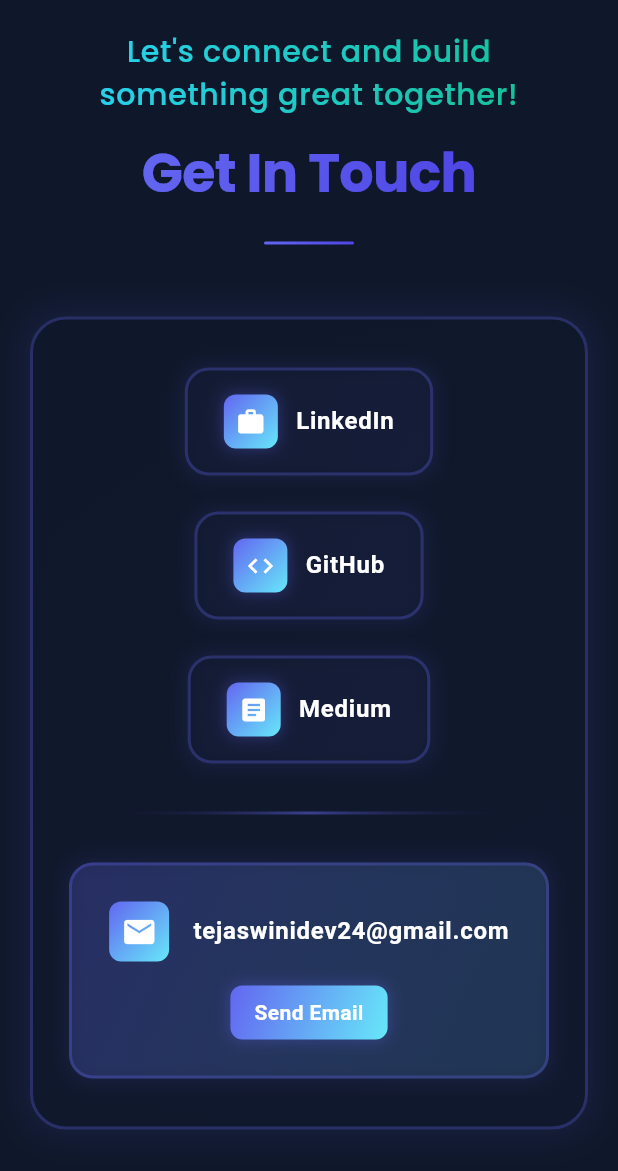
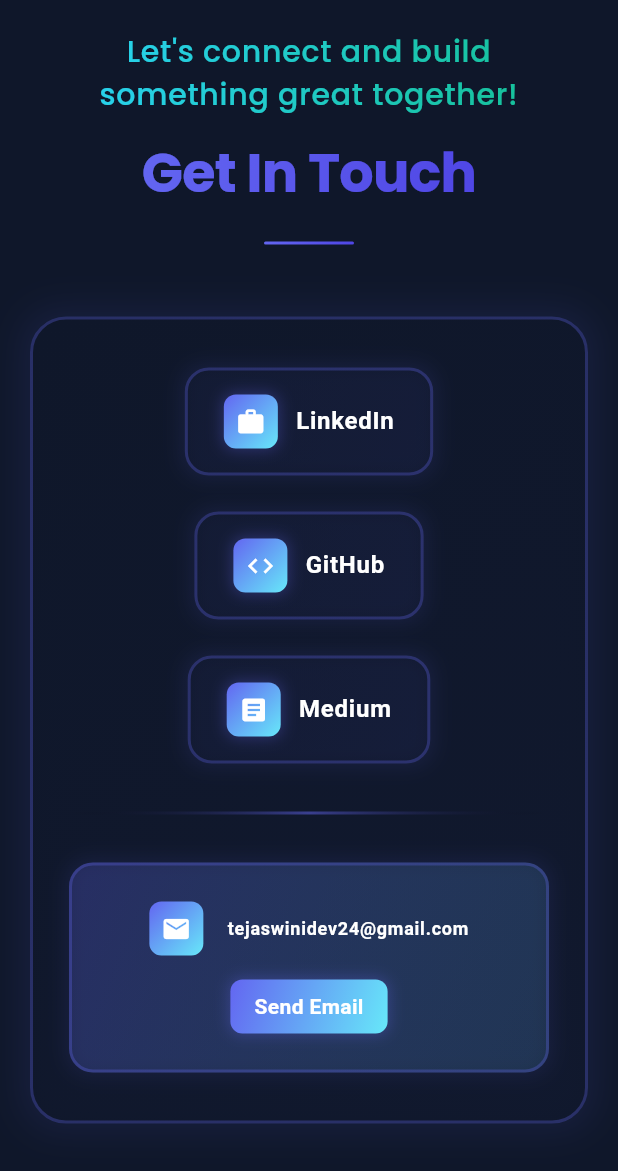
Before and after one commit to tejaswini-dev-techie/tejaswini_dev_techie_folio, a Flutter app: the ContactSection widget shown alone on an empty page, opened directly, after a tap on "Send Email", on a phone screen of 412 x 824 dp. Shown: the top 1171 px of the screen. Run offline on Flutter 3.47's test engine with Material 3 defaults, Android fonts, the light colour scheme and no system bars; drawn by our look-alikes of flutter_animate; our stand-ins replace google_fonts, responsive_framework, scrollable_positioned_list.

Commit message:
Minor Responsive Bug Fixes in Contact and Certificate Sections

```diff
--- a/lib/features/contact/presentation/pages/contact_section.dart
+++ b/lib/features/contact/presentation/pages/contact_section.dart
@@ -129,10 +129,10 @@
                                     ),
                                     borderRadius: BorderRadius.circular(8),
                                   ),
-                                  child: const Icon(
+                                  child: Icon(
                                     Icons.email,
                                     color: Colors.white,
-                                    size: 24,
+                                    size: isMobile ? 20 : 24,
                                   ),
                                 ),
                                 const SizedBox(width: 16),
@@ -145,6 +145,7 @@
                                         color: Colors.white,
                                         fontWeight: FontWeight.w600,
                                         letterSpacing: 0.5,
+                                        fontSize: isMobile ? 12 : 16,
                                       ),
                                 ),
                               ],
@@ -153,7 +154,7 @@
                             Material(
                               color: Colors.transparent,
                               child: InkWell(
-                                onTap: () => _handleContactTap(_contacts.first),
+                                onTap: () => _handleEmailTap(),
                                 borderRadius: BorderRadius.circular(8),
                                 child: Container(
                                   padding: const EdgeInsets.symmetric(
@@ -226,13 +227,14 @@
                                     color: Colors.white,
                                     fontWeight: FontWeight.w600,
                                     letterSpacing: 0.5,
+                                    fontSize: isMobile ? 12 : 16,
                                   ),
                             ),
                             const SizedBox(width: 16),
                             Material(
                               color: Colors.transparent,
                               child: InkWell(
-                                onTap: () => _handleContactTap(_contacts.first),
+                                onTap: () => _handleEmailTap(),
                                 borderRadius: BorderRadius.circular(8),
                                 child: Container(
                                   padding: const EdgeInsets.symmetric(
@@ -361,6 +363,13 @@
         );
   }
 
+  Future<void> _handleEmailTap() async {
+    final Uri emailUri = Uri.parse('mailto:tejaswinidev24@gmail.com');
+    if (await canLaunchUrl(emailUri)) {
+      await launchUrl(emailUri);
+    }
+  }
+
   Future<void> _handleContactTap(Contact contact) async {
     final Uri uri;
     switch (contact.type) {
--- a/lib/features/skills/presentation/pages/skills_section.dart
+++ b/lib/features/skills/presentation/pages/skills_section.dart
@@ -305,7 +305,7 @@
       padding: EdgeInsets.symmetric(horizontal: isMobile ? 16 : 24),
       gridDelegate: SliverGridDelegateWithFixedCrossAxisCount(
         crossAxisCount: isMobile ? 1 : 2,
-        childAspectRatio: isMobile ? 1 : 1.15,
+        childAspectRatio: isMobile ? 0.85 : 1.15,
         crossAxisSpacing: isMobile ? 16 : 24,
         mainAxisSpacing: isMobile ? 16 : 24,
       ),
```
Also changed, not shown: lib/features/certifications/presentation/pages/certifications_section.dart (+27 -21 lines), lib/features/hero/presentation/pages/hero_section.dart (+7 -1 lines), 1 other file.
